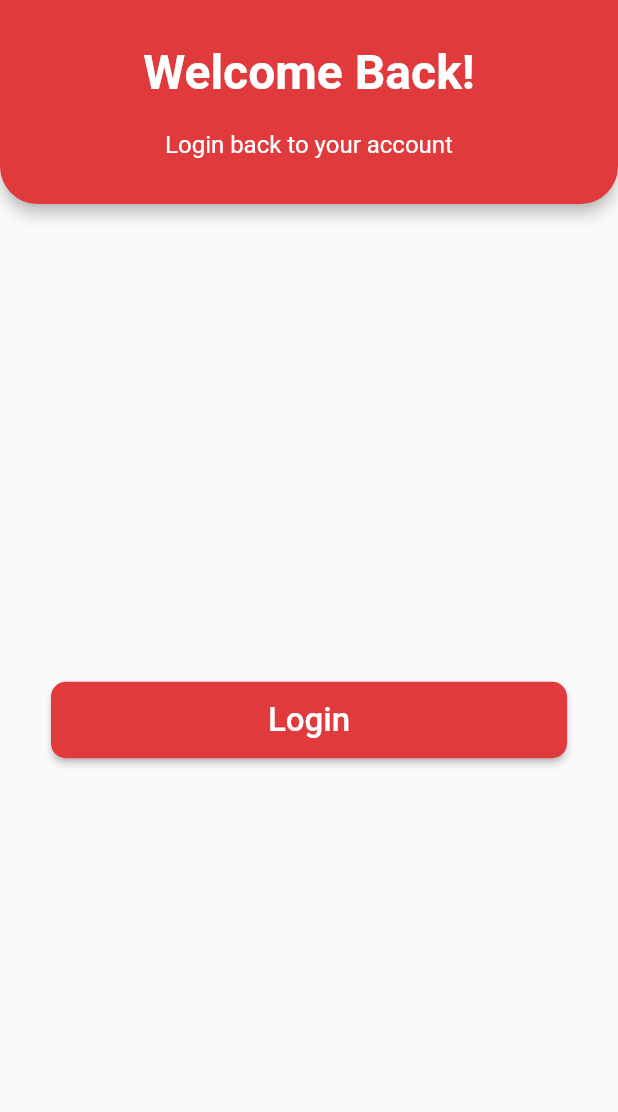
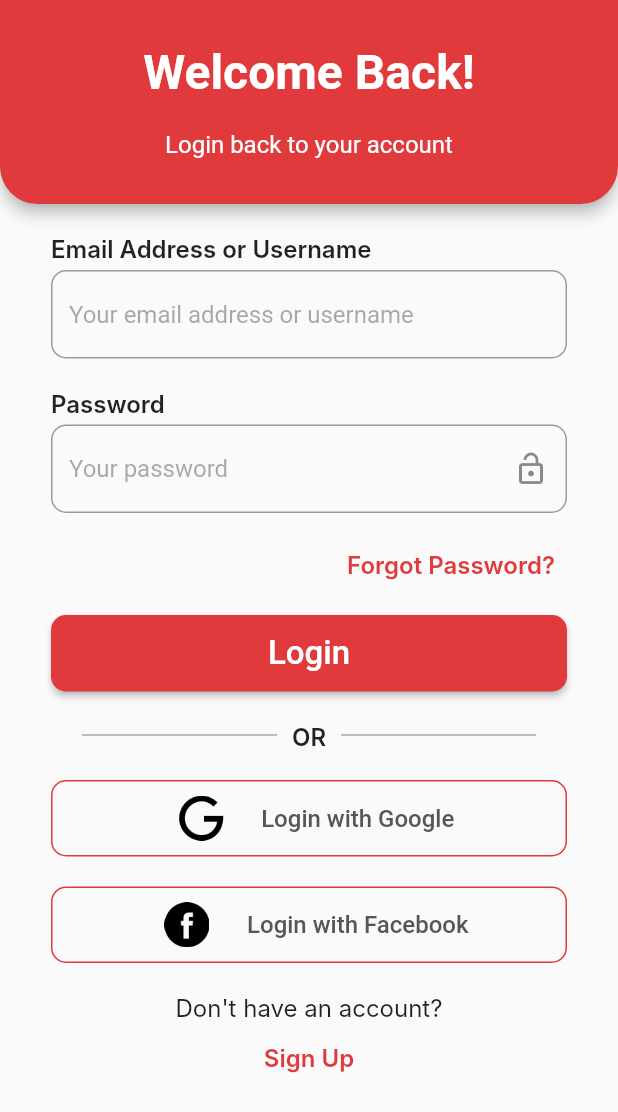
Before and after one commit to hammadalive7/FellowshipApp, a Flutter app: the LoginPage screen opened directly, on a phone screen of 412 x 824 dp. Shown: the top 1112 px of the screen. Run offline on Flutter 3.47's test engine with Material 2 defaults, Android fonts, the light colour scheme and no system bars; our stand-ins replace flutter_native_splash; Roboto replaces fonts that are missing (Helvetica Now Display, Inter).

Commit message:
login Screen with custom widgets

```diff
--- a/lib/View/Onboard/components/body.dart
+++ b/lib/View/Onboard/components/body.dart
@@ -24,6 +24,7 @@ class _BodyState extends State<Body> {
     _controller.dispose();
     super.dispose();
   }
+
   List<Map<String, String>> onboardData = [
     {
       "text": "Welcome to Bytewise Limited which is a  talented development & community wing aiming towards growth of digital world!",
--- a/lib/View/login/login_page.dart
+++ b/lib/View/login/login_page.dart
@@ -1,6 +1,7 @@
 import 'package:fellowship_app/components/app_bar.dart';
 import 'package:fellowship_app/components/button.dart';
 import 'package:fellowship_app/components/size_config.dart';
+import 'package:fellowship_app/components/textform_field.dart';
 import 'package:flutter/material.dart';
 
 class LoginPage extends StatelessWidget {
@@ -10,13 +11,140 @@ class LoginPage extends StatelessWidget {
   Widget build(BuildContext context) {
     SizeConfig().init(context);
     return Scaffold(
-      appBar: customAppBar("Welcome Back!","Login back to your account"),
-      body: Padding(
-        padding: const EdgeInsets.symmetric(horizontal: 34.0),
-        child: Center(
-          child: button("Login", () {
-            debugPrint("Login Pressed");
-          }),
+      appBar: customAppBar("Welcome Back!", "Login back to your account"),
+
+      body: SingleChildScrollView(
+        child: Padding(
+          padding: const EdgeInsets.symmetric(horizontal: 34.0),
+          child: Column(
+            // mainAxisAlignment: MainAxisAlignment.center,
+            crossAxisAlignment: CrossAxisAlignment.start,
+            children: [
+              SizedBox(height: 20),
+              Text(
+                "Email Address or Username",
+                style: TextStyle(
+                  fontSize: 16,
+                  fontFamily: 'Inter',
+                  fontWeight: FontWeight.w600,
+                  fontStyle: FontStyle.normal,
+
+                ),
+              ),
+              SizedBox(height: 5),
+              CustomTextFormField("Your email address or username", false),
+              SizedBox(height: 20),
+              Text(
+                "Password",
+                style: TextStyle(
+                  fontSize: 16,
+                  fontFamily: 'Inter',
+                  fontWeight: FontWeight.w600,
+                  fontStyle: FontStyle.normal,
+
+                ),
+              ),
+              SizedBox(height: 5),
+              CustomTextFormField("Your password", true),
+              SizedBox(height: 10),
+              Row(
+                mainAxisAlignment: MainAxisAlignment.end,
+                children: [
+                  Center(
+                    child: TextButton(
+                      onPressed: () {
+                        debugPrint("Forgot Password Pressed");
+                      },
+                      child: Text(
+                        "Forgot Password?",
+                        style: TextStyle(
+                          fontSize: 16,
+                          fontFamily: 'Inter',
+                          fontWeight: FontWeight.w600,
+                          fontStyle: FontStyle.normal,
+
+                        ),
+                      ),
+                    ),
+                  ),
+                ],
+              ),
+              SizedBox(height: 10),
+              button("Login", () {
+                debugPrint("Login Pressed");
+              }),
+              SizedBox(height: 20),
+              Row(
+                mainAxisAlignment: MainAxisAlignment.center,
+                children: [
+                  SizedBox(
+                    width: 130,
+                    child: Divider(
+                      color: Color.fromRGBO(87, 85, 85, 0.5),
+                      thickness: 1,
+                      height: 0,
+
+                    ),
+                  ),
+                  SizedBox(width: 10,),
+                  Text("OR", style: TextStyle(
+                    fontSize: 16,
+                    fontFamily: 'Inter',
+                    fontWeight: FontWeight.w600,
+                    fontStyle: FontStyle.normal,
+
+                  ),),
+                  SizedBox(width: 10,),
+                  SizedBox(
+                    width: 130,
+                    child: Divider(
+                      color: Color.fromRGBO(87, 85, 85, 0.5),
+                      thickness: 1,
+                      height: 0,
+                    ),
+                  ),
+                ],
+              ),
+
+              SizedBox(height: 20),
+              LoginOutlinebutton("Login with Google","Login with Facebook", () {
+                debugPrint("Login with Google Pressed");
+              }),
+              SizedBox(height: 20),
+              Center(
+                child: Column(
+                  mainAxisAlignment: MainAxisAlignment.center,
+                  children: [
+                    Text(
+                      "Don't have an account?",
+                      style: TextStyle(
+                        fontSize: 16,
+                        fontFamily: 'Inter',
+                        fontWeight: FontWeight.w400,
+                        fontStyle: FontStyle.normal,
+
+                      ),
+                    ),
+                    TextButton(
+                      onPressed: () {
+                        debugPrint("Sign Up Pressed");
+                      },
+                      child: Text(
+                        "Sign Up",
+                        style: TextStyle(
+                          fontSize: 16,
+                          fontFamily: 'Inter',
+                          fontWeight: FontWeight.w600,
+                          fontStyle: FontStyle.normal,
+
+                        ),
+                      ),
+                    ),
+                  ],
+                ),
+              ),
+            ],
+          ),
         ),
       ),
     );
--- /dev/null
+++ b/lib/components/textform_field.dart
@@ -0,0 +1,93 @@
+
+
+
+import 'package:flutter/material.dart';
+
+TextFormField CustomTextFormField(String Hinttext, bool TrailingIcon){
+  return TextFormField(
+
+    decoration:  InputDecoration(
+      // prefixIcon: LeadingIcon ? Icon(Icons.lock) : null,
+      suffixIcon: TrailingIcon ? Icon(Icons.lock_open_outlined) : null,
+      border: OutlineInputBorder(
+        borderRadius: BorderRadius.all(Radius.circular(10)),
+      ),
+      // labelText: 'Email',
+      hintText: Hinttext,
+      hintStyle: const TextStyle(
+        fontFamily: 'Helvetica Now Display',
+        fontStyle: FontStyle.normal,
+        fontWeight: FontWeight.w400,
+        fontSize: 16,
+        height: 1,
+        color: Color.fromRGBO(87, 85, 85, 0.5),
+      ),
+
+
+    ),
+
+  );
+
+
+}
+
+Widget LoginOutlinebutton(String button1Text,String button2Text, Function onPressed) {
+  return Column(
+    children: [
+      SizedBox(
+        width: double.infinity,
+        height: 51,
+        child: OutlinedButton(
+          onPressed: onPressed as void Function()?,
+          style: ElevatedButton.styleFrom(
+            side: BorderSide(color: Color(0xFFE03A3C), width: 1),
+            shape: RoundedRectangleBorder(
+              borderRadius: BorderRadius.circular(10),
+            ),
+          ),
+          child: Row(
+            mainAxisAlignment: MainAxisAlignment.center,
+            children: [
+              Image.asset("assets/images/googlelogo.png", width: 50, height: 30,),
+              SizedBox(width: 15,),
+              Text(button1Text, style: const TextStyle(fontSize: 16, color: Color.fromRGBO(87, 85, 85, 1)),
+        ),
+            ],
+          ),
+
+      )
+
+        ),
+      SizedBox(height: 20,),
+      SizedBox(
+        width: double.infinity,
+        height: 51,
+        child: OutlinedButton(
+          onPressed: onPressed as void Function()?,
+          style: ElevatedButton.styleFrom(
+            side: BorderSide(color: Color(0xFFE03A3C), width: 1),
+            shape: RoundedRectangleBorder(
+              borderRadius: BorderRadius.circular(10),
+            ),
+          ),
+          child: Row(
+            mainAxisAlignment: MainAxisAlignment.center,
+            children: [
+
+              Container(
+
+                  child: Image.asset("assets/images/facebook.png", width: 50, height: 30,)),
+              SizedBox(width: 15,),
+              Text(button2Text, style: const TextStyle(fontSize: 16, color: Color.fromRGBO(87, 85, 85, 1)),
+        ),
+            ],
+          ),
+
+      )
+
+        ),
+    ],
+  );
+
+
+}
```
Also changed, not shown: assets/images/facebook.png (added), assets/images/googlelogo.png (added), 2 other files.
